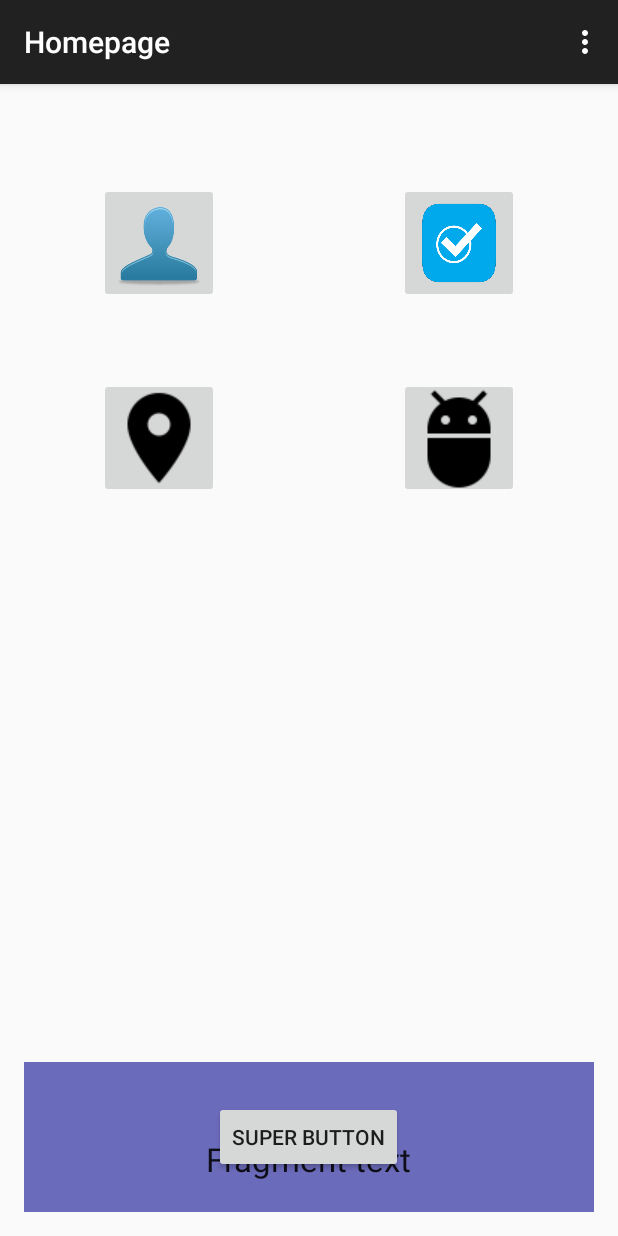
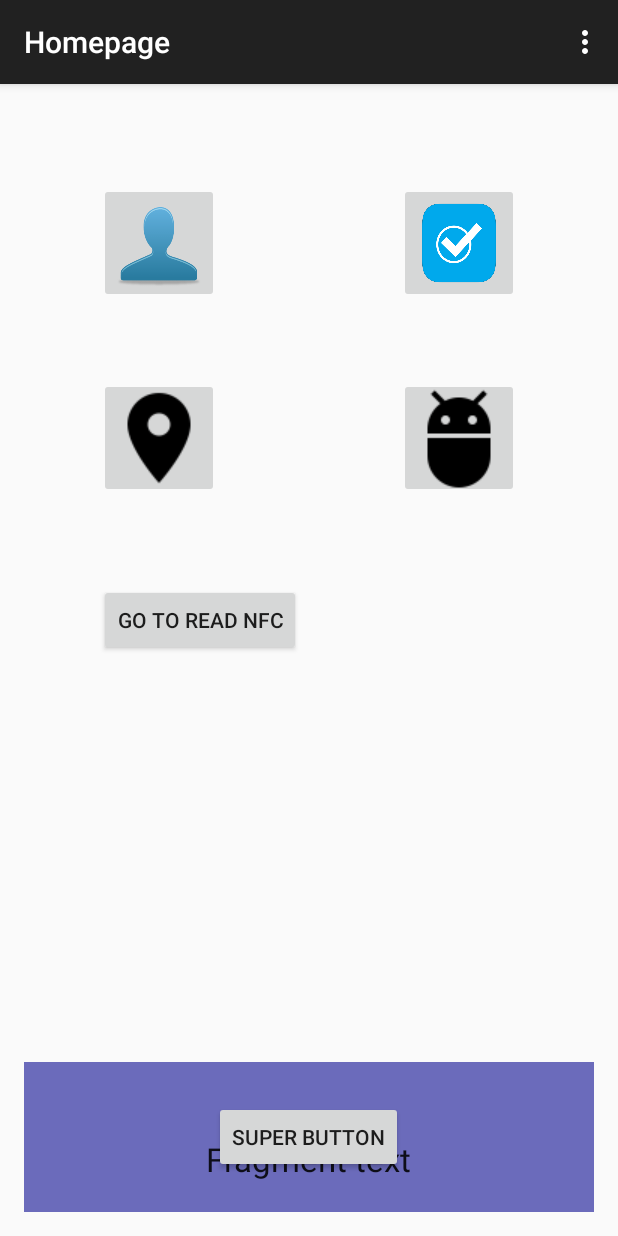
Before and after one commit to star-Ray/PPFYP, an Android app: the screen it shows after launch (HomepageActivity), after a tap on "LOGIN!", on a phone screen of 412 x 824 dp. Run offline under Robolectric (Android 15) with nearby library versions, the phone set to English and light mode, and no system bars.

Commit message:
- Added prompt dialog for logout button in homepage actionbar - Included a NFC page which checks if device has NFC and if NFC is enabled. - Added NFC tech list to android-manifest - Improved Login UI

```diff
--- a/FYPProject/app/src/main/java/com/example/arnold/fypproject/Activity/LoginActivity.java
+++ b/FYPProject/app/src/main/java/com/example/arnold/fypproject/Activity/LoginActivity.java
@@ -1,5 +1,6 @@
 package com.example.arnold.fypproject.Activity;
 
+import android.app.Activity;
 import android.content.DialogInterface;
 import android.content.Intent;
 import android.content.SharedPreferences;
@@ -22,15 +23,15 @@ import java.sql.Timestamp;
 import java.util.ArrayList;
 
 
-public class LoginActivity extends ActionBarActivity {
+public class LoginActivity extends Activity{
     public final static String EXTRA_MESSAGE = "com.example.arnold.fypproject.MESSAGE";
     public final static String KEY = "com.example.arnold.fypproject";
 
     // Login button press
     public void sendMessage(View view){
         Intent intent = new Intent(this, HomepageActivity.class);
-        EditText input_username = (EditText)findViewById(R.id.text_username);
-        EditText input_password = (EditText)findViewById(R.id.text_password);
+        EditText input_username = (EditText)findViewById(R.id.login_text_username);
+        EditText input_password = (EditText)findViewById(R.id.login_text_password);
         String username = input_username.getText().toString();
         String password = input_password.getText().toString();
 
@@ -52,10 +53,11 @@ public class LoginActivity extends ActionBarActivity {
             startActivity(intent);
         }else{
             AlertDialog.Builder builder = new AlertDialog.Builder(this);
-            builder.setTitle(R.string.title_dialog_login_fail)
-                    .setMessage(R.string.message_dialog_login_fail);
+            builder.setTitle(R.string.dialog_title_login_fail).setMessage(R.string.dialog_message_login_fail);
             builder.setPositiveButton("Ok", new DialogInterface.OnClickListener() {
+                @Override
                 public void onClick(DialogInterface dialog, int id) {
+                    finish();
                 }
             });
             AlertDialog dialog = builder.create();
--- a/FYPProject/app/src/main/res/layout/activity_homepage.xml
+++ b/FYPProject/app/src/main/res/layout/activity_homepage.xml
@@ -81,6 +81,17 @@
             android:layout_alignTop="@+id/button_maps"
             android:onClick="goToTest"
             android:src="@drawable/ic_adb_black_24dp" />
+
+        <Button
+            android:id="@+id/button"
+            android:layout_width="wrap_content"
+            android:layout_height="wrap_content"
+            android:layout_alignLeft="@+id/button_maps"
+            android:layout_alignStart="@+id/button_maps"
+            android:layout_below="@+id/button_maps"
+            android:layout_marginTop="57dp"
+            android:onClick="goToReadNFC"
+            android:text="Go To Read NFC" />
     </RelativeLayout>
 
     <!--Listview for drawer-->
@@ -91,6 +102,8 @@
         android:layout_gravity="start"
         android:background="#111"
         android:choiceMode="singleChoice"
-        android:divider="@android:color/transparent" />
+        android:divider="@android:color/transparent"
+        android:dividerHeight="5sp"
+        android:padding="20sp" />
 
 </android.support.v4.widget.DrawerLayout>
--- a/FYPProject/app/src/main/res/menu/menu_homepage.xml
+++ b/FYPProject/app/src/main/res/menu/menu_homepage.xml
@@ -6,6 +6,7 @@
     <item android:id="@+id/action_settings"
         android:title="@string/action_settings"
         android:orderInCategory="99"
+        android:icon="@drawable/ic_search_white_24dp"
         app:showAsAction="never" />
     <item android:id="@+id/action_logout"
         android:title="@string/action_logout"
--- a/FYPProject/app/src/main/res/values/strings.xml
+++ b/FYPProject/app/src/main/res/values/strings.xml
@@ -2,17 +2,19 @@
     <string name="app_name">Eye-tem</string>
     <string name="app_key">com.example.arnold.fypproject</string>
 
-    <string name="text_welcome_user">Welcome, User</string>
     <string name="action_settings">Settings</string>
     <string name="action_logout">Logout</string>
     <string name="action_search">Search</string>
     <string name="button_login">Login!</string>
-    <string name="login_username">Username</string>
-    <string name="login_password">Password</string>
+    <string name="hint_login_username">Username</string>
+    <string name="hint_login_password">Password</string>
+    <string name="dialog_message_login_fail">Oops! \nIt seems like your username or password is incorrect. \nPlease try again.</string>
+    <string name="dialog_message_nfc_fail">It seems like your NFC is disabled. Please enable NFC to continue.</string>
+    <string name="dialog_title_login_fail">Incorrect credentials</string>
+    <string name="dialog_title_nfc_settings_fail">NFC settings</string>
+    <string name="text_welcome_user">Welcome, User</string>
     <string name="title_activity_homepage">Homepage</string>
     <string name="title_activity_profile">Profile</string>
-    <string name="title_dialog_login_fail">Incorrect credentials</string>
-    <string name="message_dialog_login_fail">Oops! \nIt seems like your username or password is incorrect. \nPlease try again.</string>
 
 <!-- TODO: Remove or change this placeholder text -->
     <string name="hello_blank_fragment">Hello blank fragment</string>
@@ -23,4 +25,5 @@
     <string name="title_activity_test2">Test2Activity</string>
     <string name="title_activity_test3">Test3Activity</string>
     <string name="title_activity_test3_activitiy">Test3Activitiy</string>
+    <string name="title_activity_read_nfc">ReadNFCActivity</string>
 </resources>
```
Also changed, not shown: FYPProject/app/src/main/AndroidManifest.xml (+28 -1 lines), FYPProject/app/src/main/java/com/example/arnold/fypproject/Activity/HomepageActivity.java (+22 -6 lines), FYPProject/app/src/main/java/com/example/arnold/fypproject/Activity/ReadNFCActivity.java (added, +85 -0 lines), FYPProject/app/src/main/res/layout/activity_login.xml (+23 -38 lines), FYPProject/app/src/main/res/layout/activity_read_nfc.xml (added, +26 -0 lines), FYPProject/app/src/main/res/layout/drawer_textview.xml (+4 -3 lines), FYPProject/app/src/main/res/menu/menu_read_nfc.xml (added, +7 -0 lines), FYPProject/app/src/main/res/xml/nfc_tech_list.xml (added, +13 -0 lines).
